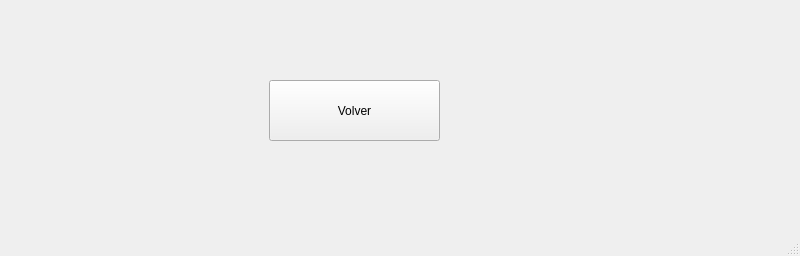
Qt form Estadisticas.ui (IvoDKHP/ProyectoEspecialidad4to) before a commit.
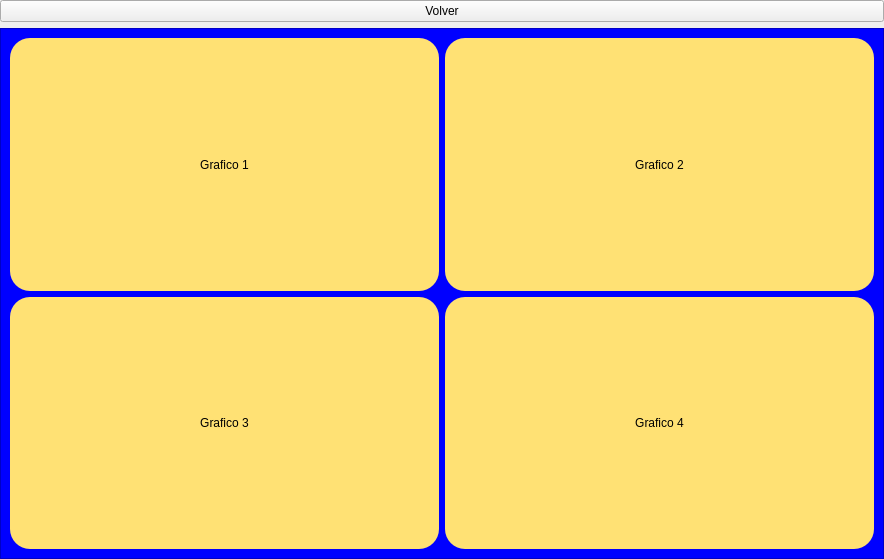
The same form after that commit.

What changed in the file:
```diff
--- a/Estadisticas.ui
+++ b/Estadisticas.ui
@@ -6,39 +6,170 @@
    <rect>
     <x>0</x>
     <y>0</y>
-    <width>800</width>
-    <height>256</height>
+    <width>884</width>
+    <height>559</height>
    </rect>
   </property>
   <property name="windowTitle">
    <string>MainWindow</string>
   </property>
   <widget class="QWidget" name="centralwidget">
-   <widget class="QPushButton" name="volver_boton">
-    <property name="geometry">
-     <rect>
-      <x>269</x>
-      <y>80</y>
-      <width>171</width>
-      <height>61</height>
-     </rect>
+   <layout class="QGridLayout" name="gridLayout">
+    <property name="leftMargin">
+     <number>0</number>
     </property>
-    <property name="text">
-     <string>Volver</string>
+    <property name="topMargin">
+     <number>0</number>
     </property>
-   </widget>
+    <property name="rightMargin">
+     <number>0</number>
+    </property>
+    <property name="bottomMargin">
+     <number>0</number>
+    </property>
+    <item row="1" column="0">
+     <widget class="QFrame" name="frame">
+      <property name="styleSheet">
+       <string notr="true">background-color: rgb(0, 0, 255);</string>
+      </property>
+      <property name="frameShape">
+       <enum>QFrame::StyledPanel</enum>
+      </property>
+      <property name="frameShadow">
+       <enum>QFrame::Raised</enum>
+      </property>
+      <layout class="QGridLayout" name="gridLayout_2">
+       <item row="0" column="0">
+        <widget class="QFrame" name="frame_2">
+         <property name="styleSheet">
+          <string notr="true">background-color: rgb(255, 225, 116);
+border-radius: 20px;</string>
+         </property>
+         <property name="frameShape">
+          <enum>QFrame::StyledPanel</enum>
+         </property>
+         <property name="frameShadow">
+          <enum>QFrame::Raised</enum>
+         </property>
+         <layout class="QVBoxLayout" name="verticalLayout_3" stretch="1,5">
+          <item>
+           <widget class="QLabel" name="label">
+            <property name="text">
+             <string>Grafico 1</string>
+            </property>
+            <property name="alignment">
+             <set>Qt::AlignCenter</set>
+            </property>
+           </widget>
+          </item>
+          <item>
+           <layout class="QVBoxLayout" name="verticalLayout_2"/>
+          </item>
+         </layout>
+        </widget>
+       </item>
+       <item row="1" column="0">
+        <widget class="QFrame" name="frame_4">
+         <property name="styleSheet">
+          <string notr="true">background-color: rgb(255, 225, 116);
+border-radius: 20px;</string>
+         </property>
+         <property name="frameShape">
+          <enum>QFrame::StyledPanel</enum>
+         </property>
+         <property name="frameShadow">
+          <enum>QFrame::Raised</enum>
+         </property>
+         <layout class="QVBoxLayout" name="verticalLayout_6" stretch="1,5">
+          <item>
+           <widget class="QLabel" name="label_3">
+            <property name="text">
+             <string>Grafico 3</string>
+            </property>
+            <property name="alignment">
+             <set>Qt::AlignCenter</set>
+            </property>
+           </widget>
+          </item>
+          <item>
+           <layout class="QVBoxLayout" name="verticalLayout_7"/>
+          </item>
+         </layout>
+        </widget>
+       </item>
+       <item row="0" column="1">
+        <widget class="QFrame" name="frame_3">
+         <property name="styleSheet">
+          <string notr="true">background-color: rgb(255, 225, 116);
+border-radius: 20px;</string>
+         </property>
+         <property name="frameShape">
+          <enum>QFrame::StyledPanel</enum>
+         </property>
+         <property name="frameShadow">
+          <enum>QFrame::Raised</enum>
+         </property>
+         <layout class="QVBoxLayout" name="verticalLayout_4" stretch="1,5">
+          <item>
+           <widget class="QLabel" name="label_2">
+            <property name="text">
+             <string>Grafico 2</string>
+            </property>
+            <property name="alignment">
+             <set>Qt::AlignCenter</set>
+            </property>
+           </widget>
+          </item>
+          <item>
+           <layout class="QVBoxLayout" name="verticalLayout_5"/>
+          </item>
+         </layout>
+        </widget>
+       </item>
+       <item row="1" column="1">
+        <widget class="QFrame" name="frame_5">
+         <property name="styleSheet">
+          <string notr="true">background-color: rgb(255, 225, 116);
+border-radius: 20px;</string>
+         </property>
+         <property name="frameShape">
+          <enum>QFrame::StyledPanel</enum>
+         </property>
+         <property name="frameShadow">
+          <enum>QFrame::Raised</enum>
+         </property>
+         <layout class="QVBoxLayout" name="verticalLayout_8" stretch="1,5">
+          <item>
+           <widget class="QLabel" name="label_4">
+            <property name="text">
+             <string>Grafico 4</string>
+            </property>
+            <property name="alignment">
+             <set>Qt::AlignCenter</set>
+            </property>
+           </widget>
+          </item>
+          <item>
+           <layout class="QVBoxLayout" name="verticalLayout_9"/>
+          </item>
+         </layout>
+        </widget>
+       </item>
+      </layout>
+     </widget>
+    </item>
+    <item row="0" column="0">
+     <widget class="QPushButton" name="volver_boton">
+      <property name="enabled">
+       <bool>true</bool>
+      </property>
+      <property name="text">
+       <string>Volver</string>
+      </property>
+     </widget>
+    </item>
+   </layout>
   </widget>
-  <widget class="QMenuBar" name="menubar">
-   <property name="geometry">
-    <rect>
-     <x>0</x>
-     <y>0</y>
-     <width>800</width>
-     <height>20</height>
-    </rect>
-   </property>
-  </widget>
-  <widget class="QStatusBar" name="statusbar"/>
  </widget>
  <resources/>
  <connections>
```
